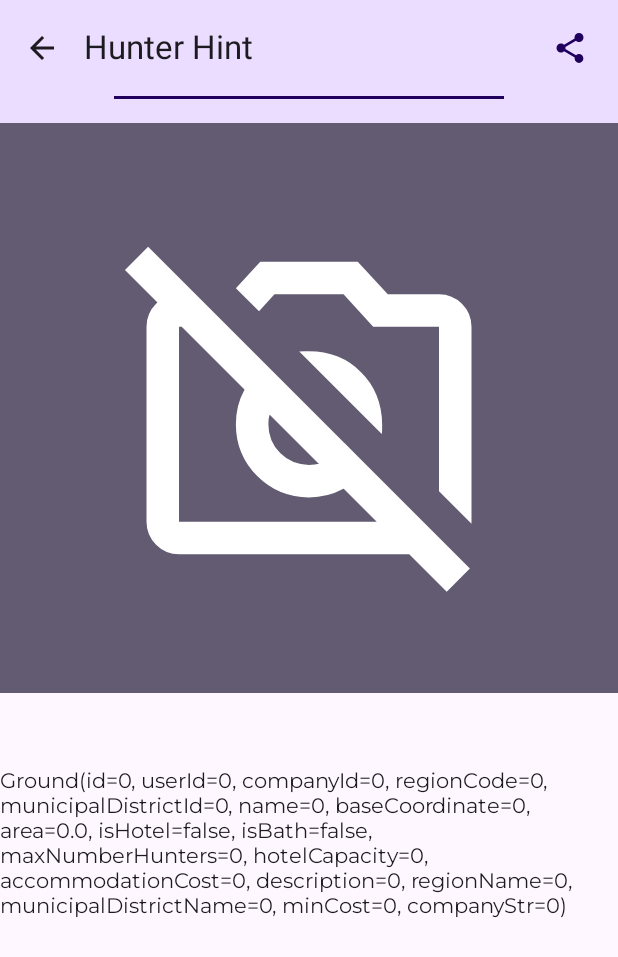
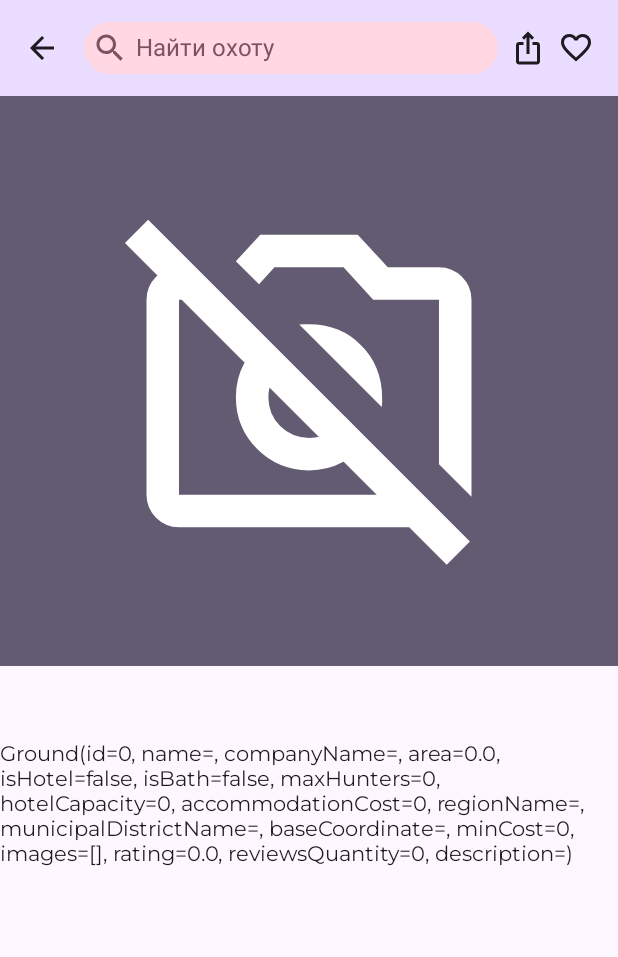
Before and after one commit to PlatonovSV/HunterHint_android_new, an Android app built with Jetpack Compose: the GroundsPage screen opened through its navigation route, on a phone screen of 412 x 824 dp. Shown: the top 957 px of the screen. Run offline under Robolectric (Android 15) with nearby library versions, the phone set to English and light mode, and no system bars; pictures from the network do not load.

Commit message:
Getting detailed information about the hunting farm from the server and displaying it on the ground page

```diff
--- a/app/src/main/java/ru/openunity/hunterhint/data/GroundsRepository.kt
+++ b/app/src/main/java/ru/openunity/hunterhint/data/GroundsRepository.kt
@@ -1,11 +1,13 @@
 package ru.openunity.hunterhint.data
 
+import ru.openunity.hunterhint.models.Ground
 import ru.openunity.hunterhint.models.GroundsCard
 import ru.openunity.hunterhint.network.ApiService
 
 interface GroundsRepository {
     suspend fun getListOfGroundsPreview(groundIds: String): List<GroundsCard>
     suspend fun getIdsOfAllGrounds(): List<Int>
+    suspend fun getGround(groundId: Int): Ground
 }
 
 class NetworkGroundsRepository(
@@ -15,4 +17,5 @@ class NetworkGroundsRepository(
         apiService.getListOfGroundsPreview(groundIds)
 
     override suspend fun getIdsOfAllGrounds(): List<Int> = apiService.getIdsOfAllGrounds()
+    override suspend fun getGround(groundId: Int): Ground = apiService.getGround(groundId)
 }
--- a/app/src/main/java/ru/openunity/hunterhint/models/Ground.kt
+++ b/app/src/main/java/ru/openunity/hunterhint/models/Ground.kt
@@ -2,21 +2,20 @@ package ru.openunity.hunterhint.models
 
 data class Ground(
     val id: Int = 0,
-    val userId: Int = 0,
-    val companyId: Int = 0,
-    val regionCode: Int = 0,
-    val municipalDistrictId: Int = 0,
-    val name: String = "0",
-    val baseCoordinate: String = "0",
+    val name: String = "",
+    val companyName: String = "",
     val area: Double = .0,
     val isHotel: Boolean = false,
     val isBath: Boolean = false,
-    val maxNumberHunters: Int = 0,
+    val maxHunters: Int = 0,
     val hotelCapacity: Int = 0,
     val accommodationCost: Int = 0,
-    val description: String = "0",
-    val regionName: String= "0",
-    val municipalDistrictName: String= "0",
+    val regionName: String = "",
+    val municipalDistrictName: String = "",
+    val baseCoordinate: String = "",
     val minCost: Int = 0,
-    val companyStr: String= "0",
+    val images: List<Photo> = listOf(),
+    val rating: Double = .0,
+    val reviewsQuantity: Int = 0,
+    val description: String = "",
 )
--- a/app/src/main/java/ru/openunity/hunterhint/network/ApiService.kt
+++ b/app/src/main/java/ru/openunity/hunterhint/network/ApiService.kt
@@ -2,6 +2,7 @@ package ru.openunity.hunterhint.network
 
 import retrofit2.http.GET
 import retrofit2.http.Path
+import ru.openunity.hunterhint.models.Ground
 import ru.openunity.hunterhint.models.GroundsCard
 
 interface ApiService {
@@ -9,4 +10,6 @@ interface ApiService {
     suspend fun getListOfGroundsPreview(@Path("groundIds") groundIds: String): List<GroundsCard>
     @GET("ground/get-all")
     suspend fun getIdsOfAllGrounds(): List<Int>
+    @GET("ground/{groundId}")
+    suspend fun getGround(@Path("groundId") groundId: Int): Ground
 }
--- a/app/src/main/java/ru/openunity/hunterhint/ui/GroundsPage.kt
+++ b/app/src/main/java/ru/openunity/hunterhint/ui/GroundsPage.kt
@@ -3,23 +3,32 @@ package ru.openunity.hunterhint.ui
 import androidx.compose.foundation.background
 import androidx.compose.foundation.layout.Arrangement
 import androidx.compose.foundation.layout.Column
+import androidx.compose.foundation.layout.Row
 import androidx.compose.foundation.layout.Spacer
 import androidx.compose.foundation.layout.fillMaxWidth
 import androidx.compose.foundation.layout.height
+import androidx.compose.foundation.layout.padding
 import androidx.compose.foundation.layout.size
+import androidx.compose.material.icons.Icons
+import androidx.compose.material.icons.filled.Search
+import androidx.compose.material3.Icon
 import androidx.compose.material3.MaterialTheme
 import androidx.compose.material3.Text
 import androidx.compose.runtime.Composable
 import androidx.compose.ui.Alignment
 import androidx.compose.ui.Modifier
 import androidx.compose.ui.layout.ContentScale
+import androidx.compose.ui.res.painterResource
+import androidx.compose.ui.res.stringResource
 import androidx.compose.ui.unit.dp
+import androidx.compose.ui.unit.sp
+import ru.openunity.hunterhint.R
 import ru.openunity.hunterhint.ui.components.GroundImages
 
 @Composable
 fun GroundsPage(
     changeImage: (Boolean) -> Unit,
-    groundsUiState: GroundsUiState,
+    groundsPageUiState: GroundsPageUiState,
     modifier: Modifier = Modifier
 ) {
     Column(
@@ -27,35 +36,18 @@ fun GroundsPage(
         horizontalAlignment = Alignment.CenterHorizontally,
         modifier = modifier
     ) {
-        Column(
-            modifier = Modifier
-                .fillMaxWidth()
-                .background(MaterialTheme.colorScheme.primaryContainer),
-            horizontalAlignment = Alignment.CenterHorizontally
-        ) {
-            Spacer(
-                modifier = Modifier
-                    .size(260.dp, 2.dp)
-                    .background(MaterialTheme.colorScheme.onPrimaryContainer)
-            )
-            Spacer(
-                modifier = Modifier
-                    .size(16.dp)
-                    .background(MaterialTheme.colorScheme.primaryContainer)
-            )
-        }
         GroundImages(
-            images = groundsUiState.images,
+            images = groundsPageUiState.ground.images,
             changeImage = changeImage,
-            numberOfCurrentImage = groundsUiState.numberOfCurrentImage,
+            numberOfCurrentImage = groundsPageUiState.numberOfCurrentImage,
             modifier = Modifier
                 .fillMaxWidth()
                 .height(380.dp)
                 .background(MaterialTheme.colorScheme.primaryContainer),
-            ContentScale.Inside
+            ContentScale.Fit
         )
         Spacer(modifier = Modifier.size(50.dp))
-        Text(text = groundsUiState.ground.toString())
+        Text(text = groundsPageUiState.ground.toString())
     }
 }
 
@@ -65,3 +57,31 @@ fun GroundsPage(
 //comment
 
 //share button
+
+@Composable
+fun GroundsPageTitle(
+    onClickSearch: () -> Unit, onClickShare: () -> Unit,
+    onClickToFavorites: () -> Unit, modifier: Modifier = Modifier
+) {
+    Row(verticalAlignment = Alignment.CenterVertically, modifier = modifier) {
+        Row(modifier = Modifier.weight(1.0f)
+            .background(
+                color = MaterialTheme.colorScheme.tertiaryContainer,
+                shape = MaterialTheme.shapes.small
+            ),
+            verticalAlignment = Alignment.CenterVertically) {
+            Icon(imageVector = Icons.Default.Search,
+                contentDescription = stringResource(R.string.search_filter),
+                Modifier.padding(5.dp), tint = MaterialTheme.colorScheme.tertiary)
+            Text(text = stringResource(R.string.find_in_hunter_hint),
+                color = MaterialTheme.colorScheme.tertiary,
+                fontSize = 16.sp)
+        }
+        Icon(painter = painterResource(id = R.drawable.ios_share), contentDescription = stringResource(
+            id = R.string.share
+        ),modifier = Modifier.padding(8.dp,6.dp))
+        Icon(painter = painterResource(id = R.drawable.favorite), contentDescription = stringResource(
+            id = R.string.to_favorite
+        ),modifier = Modifier.padding(0.dp,4.dp,8.dp,4.dp))
+    }
+}
--- a/app/src/main/java/ru/openunity/hunterhint/ui/GroundsUiState.kt
+++ b/app/src/main/java/ru/openunity/hunterhint/ui/GroundsPageUiState.kt
@@ -3,8 +3,10 @@ package ru.openunity.hunterhint.ui
 import ru.openunity.hunterhint.models.Ground
 import ru.openunity.hunterhint.models.Photo
 
-data class GroundsUiState(
+data class GroundsPageUiState(
     val ground: Ground = Ground(),
-    val images: List<Photo> = listOf(),
     val numberOfCurrentImage: Int = 0,
+    override val state: State = State.Loading
+) : UiState(
+    state
 )
--- a/app/src/main/java/ru/openunity/hunterhint/ui/HunterHintScreen.kt
+++ b/app/src/main/java/ru/openunity/hunterhint/ui/HunterHintScreen.kt
@@ -6,6 +6,7 @@ import androidx.compose.foundation.layout.Arrangement
 import androidx.compose.foundation.layout.Row
 import androidx.compose.foundation.layout.fillMaxSize
 import androidx.compose.foundation.layout.fillMaxWidth
+import androidx.compose.foundation.layout.height
 import androidx.compose.foundation.layout.padding
 import androidx.compose.foundation.rememberScrollState
 import androidx.compose.foundation.verticalScroll
@@ -23,6 +24,9 @@ import androidx.compose.material3.TopAppBarDefaults
 import androidx.compose.runtime.Composable
 import androidx.compose.runtime.collectAsState
 import androidx.compose.runtime.getValue
+import androidx.compose.runtime.mutableStateOf
+import androidx.compose.runtime.remember
+import androidx.compose.runtime.setValue
 import androidx.compose.ui.Alignment
 import androidx.compose.ui.Modifier
 import androidx.compose.ui.platform.LocalContext
@@ -71,22 +75,11 @@ fun AppBar(
             if (currentScreen == HunterHintScreen.Search) {
                 SearchAppBarTitle(onClickSearch = onClickSearch, modifier = Modifier)
             } else {
-                Row(
-                    modifier.fillMaxWidth(),
-                    verticalAlignment = Alignment.CenterVertically,
-                    horizontalArrangement = Arrangement.SpaceBetween
-                ) {
-                    Text(text = title)
-                    IconButton(
-                        onClick = onShareButtonClicked,
-                    ) {
-                        Icon(
-                            imageVector = Icons.Filled.Share,
-                            contentDescription = stringResource(R.string.share),
-                            tint = MaterialTheme.colorScheme.onPrimaryContainer
-                        )
-                    }
-                }
+                GroundsPageTitle(
+                    onClickSearch = {},
+                    onClickShare = {},
+                    onClickToFavorites = {},
+                    modifier = Modifier.fillMaxWidth())
             }
         },
         colors = TopAppBarDefaults.mediumTopAppBarColors(
@@ -111,13 +104,14 @@ fun AppBar(
 @Composable
 fun HunterHintApp(
     searchViewModel: SearchViewModel = viewModel(factory = SearchViewModel.Factory),
-    groundsPageViewModel: GroundsPageViewModel = viewModel(),
+    groundsPageViewModel: GroundsPageViewModel = viewModel(factory = GroundsPageViewModel.Factory),
     navController: NavHostController = rememberNavController()
 ) {
     // Get current back stack entry
     val backStackEntry by navController.currentBackStackEntryAsState()
     // Get the name of the current screen
-    var screenTitle = stringResource(R.string.app_name)
+    var screenTitle by remember {mutableStateOf("HunterHint")}
+
     val currentScreen = HunterHintScreen.valueOf(
         backStackEntry?.destination?.route ?: HunterHintScreen.Search.name
     )
@@ -132,24 +126,25 @@ fun HunterHintApp(
                     shareOrder(
                         context = context,
                         subject = context.resources.getString(R.string.app_name),
-                        summary = groundsPageViewModel.groundsUiState.value.ground.name
+                        summary = groundsPageViewModel.groundsPageUiState.value.ground.name
                     )
                 },
                 onClickSearch = {
                     shareOrder(
                         context = context,
                         subject = context.resources.getString(R.string.app_name),
-                        summary = groundsPageViewModel.groundsUiState.value.ground.name
+                        summary = groundsPageViewModel.groundsPageUiState.value.ground.name
                     )
                 },
                 currentScreen = currentScreen,
                 canNavigateBack = navController.previousBackStackEntry != null,
-                navigateUp = { navController.navigateUp() }
+                navigateUp = { navController.navigateUp() },
+                modifier = Modifier
             )
         }
     ) { innerPadding ->
         val searchUiState by searchViewModel.searchUiState.collectAsState()
-        val groundsPageUiState by groundsPageViewModel.groundsUiState.collectAsState()
+        val groundsPageUiState by groundsPageViewModel.groundsPageUiState.collectAsState()
 
         NavHost(
             navController = navController,
@@ -179,7 +174,7 @@ fun HunterHintApp(
                 val scrollState = rememberScrollState()
                 GroundsPage(
                     changeImage = { isIncrement: Boolean -> groundsPageViewModel.changeImage(isIncrement) },
-                    groundsUiState = groundsPageUiState,
+                    groundsPageUiState = groundsPageUiState,
                     modifier = Modifier
                         .fillMaxSize()
                         .verticalScroll(state = scrollState)
--- a/app/src/main/java/ru/openunity/hunterhint/ui/components/CommonUi.kt
+++ b/app/src/main/java/ru/openunity/hunterhint/ui/components/CommonUi.kt
@@ -1,5 +1,6 @@
 package ru.openunity.hunterhint.ui.components
 
+import android.util.Log
 import androidx.compose.foundation.Image
 import androidx.compose.foundation.background
 import androidx.compose.foundation.clickable
@@ -97,7 +98,7 @@ fun DrawImage(
         placeholder = painterResource(R.drawable.loading_img),
         contentDescription = stringResource(R.string.hunting_grounds_photo),
         contentScale = contentScale,
-        modifier = modifier.fillMaxSize()
+        modifier = modifier.fillMaxSize(),
     )
 }
 
--- a/app/src/main/java/ru/openunity/hunterhint/ui/theme/Shape.kt
+++ b/app/src/main/java/ru/openunity/hunterhint/ui/theme/Shape.kt
@@ -5,6 +5,6 @@ import androidx.compose.material3.Shapes
 import androidx.compose.ui.unit.dp
 
 val Shapes = Shapes(
-    small = RoundedCornerShape(50.dp),
+    small = RoundedCornerShape(60.dp),
     medium = RoundedCornerShape(bottomStart = 16.dp, topEnd = 16.dp)
 )
--- /dev/null
+++ b/app/src/main/res/drawable/favorite.xml
@@ -0,0 +1,9 @@
+<vector xmlns:android="http://schemas.android.com/apk/res/android"
+    android:width="24dp"
+    android:height="24dp"
+    android:viewportWidth="960"
+    android:viewportHeight="960">
+  <path
+      android:fillColor="#FF000000"
+      android:pathData="m480,840 l-58,-52q-101,-91 -167,-157T150,512.5Q111,460 95.5,416T80,326q0,-94 63,-157t157,-63q52,0 99,22t81,62q34,-40 81,-62t99,-22q94,0 157,63t63,157q0,46 -15.5,90T810,512.5Q771,565 705,631T538,788l-58,52ZM480,732q96,-86 158,-147.5t98,-107q36,-45.5 50,-81t14,-70.5q0,-60 -40,-100t-100,-40q-47,0 -87,26.5T518,280h-76q-15,-41 -55,-67.5T300,186q-60,0 -100,40t-40,100q0,35 14,70.5t50,81q36,45.5 98,107T480,732ZM480,459Z"/>
+</vector>
--- /dev/null
+++ b/app/src/main/res/drawable/ios_share.xml
@@ -0,0 +1,9 @@
+<vector xmlns:android="http://schemas.android.com/apk/res/android"
+    android:width="24dp"
+    android:height="24dp"
+    android:viewportWidth="960"
+    android:viewportHeight="960">
+  <path
+      android:fillColor="#FF000000"
+      android:pathData="M240,920q-33,0 -56.5,-23.5T160,840v-440q0,-33 23.5,-56.5T240,320h120v80L240,400v440h480v-440L600,400v-80h120q33,0 56.5,23.5T800,400v440q0,33 -23.5,56.5T720,920L240,920ZM440,640v-447l-64,64 -56,-57 160,-160 160,160 -56,57 -64,-64v447h-80Z"/>
+</vector>
--- a/app/src/main/res/values/strings.xml
+++ b/app/src/main/res/values/strings.xml
@@ -24,4 +24,6 @@
     <string name="loading">loading</string>
     <string name="retry">Retry</string>
     <string name="loading_failed">Loading failed</string>
+    <string name="find_in_hunter_hint">Найти охоту</string>
+    <string name="to_favorite">Добавить в избранное</string>
 </resources>
```
Also changed, not shown: app/src/main/java/ru/openunity/hunterhint/ui/GroundsPageViewModel.kt (+68 -32 lines).
